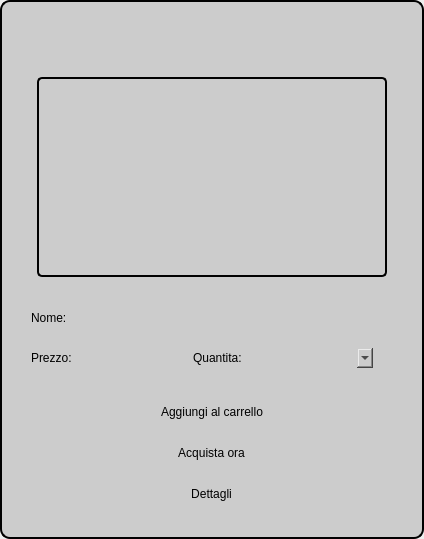
Above: projectIS/prodotto/view/vistaProdotto.ui from chritianchiappa/progetto_panificio before the change. Below: the same form after it.
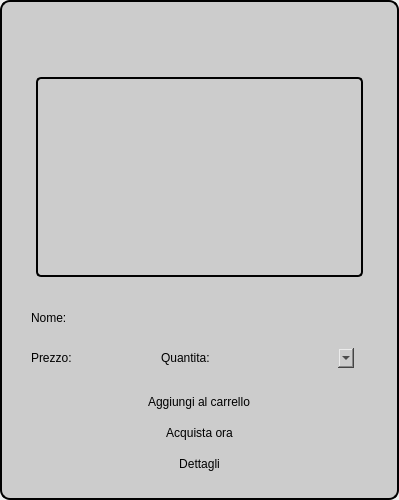
That is the form after the change. Icons and pictures are not drawn.

The edit to the form file:
```diff
--- a/projectIS/prodotto/view/vistaProdotto.ui
+++ b/projectIS/prodotto/view/vistaProdotto.ui
@@ -6,8 +6,8 @@
    <rect>
     <x>0</x>
     <y>0</y>
-    <width>424</width>
-    <height>539</height>
+    <width>399</width>
+    <height>500</height>
    </rect>
   </property>
   <property name="windowTitle">
@@ -413,7 +413,7 @@
                  </property>
                  <property name="maximumSize">
                   <size>
-                   <width>80</width>
+                   <width>100</width>
                    <height>16777215</height>
                   </size>
                  </property>
```
